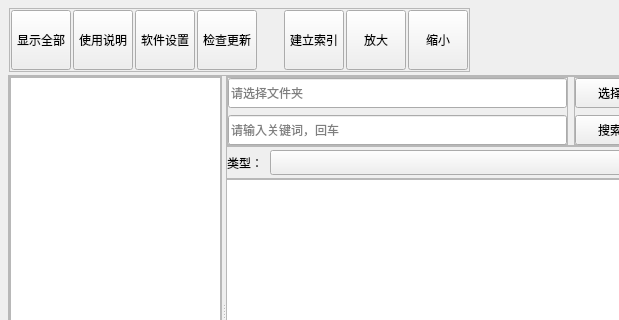
First picture: the form in MainWindow.ui, repository Gaoyongxian666/OpenSearcher, before the edit; both pictures show x 0 to 619 and y 0 to 320 of the 1278 by 574 pixel window.
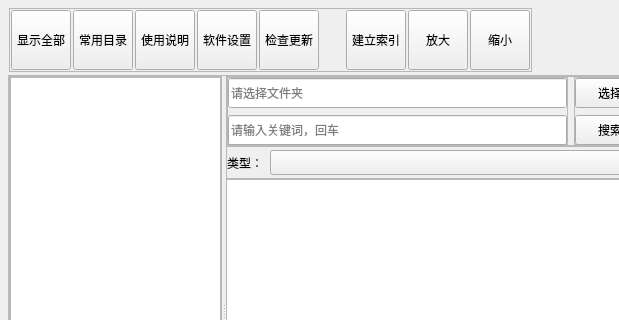
Second picture: the form after the edit. Icons and pictures are not drawn. Custom widgets are drawn as their Qt base class.

```diff
--- a/MainWindow.ui
+++ b/MainWindow.ui
@@ -194,6 +194,38 @@
                </property>
               </widget>
              </item>
+             <item>
+              <widget class="QToolButton" name="common_dir">
+               <property name="minimumSize">
+                <size>
+                 <width>60</width>
+                 <height>60</height>
+                </size>
+               </property>
+               <property name="maximumSize">
+                <size>
+                 <width>60</width>
+                 <height>60</height>
+                </size>
+               </property>
+               <property name="text">
+                <string>常用目录</string>
+               </property>
+               <property name="icon">
+                <iconset resource="icon.qrc">
+                 <normaloff>:/icon/icon/folders.png</normaloff>:/icon/icon/folders.png</iconset>
+               </property>
+               <property name="iconSize">
+                <size>
+                 <width>33</width>
+                 <height>33</height>
+                </size>
+               </property>
+               <property name="toolButtonStyle">
+                <enum>Qt::ToolButtonTextUnderIcon</enum>
+               </property>
+              </widget>
+             </item>
              <item>
               <widget class="QToolButton" name="help">
                <property name="minimumSize">
```
